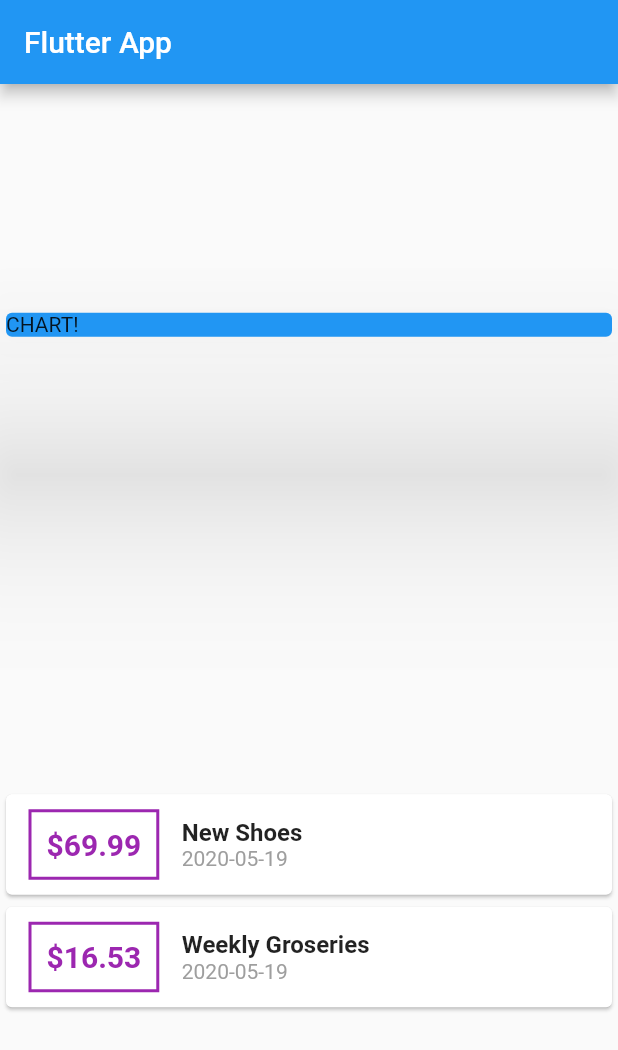
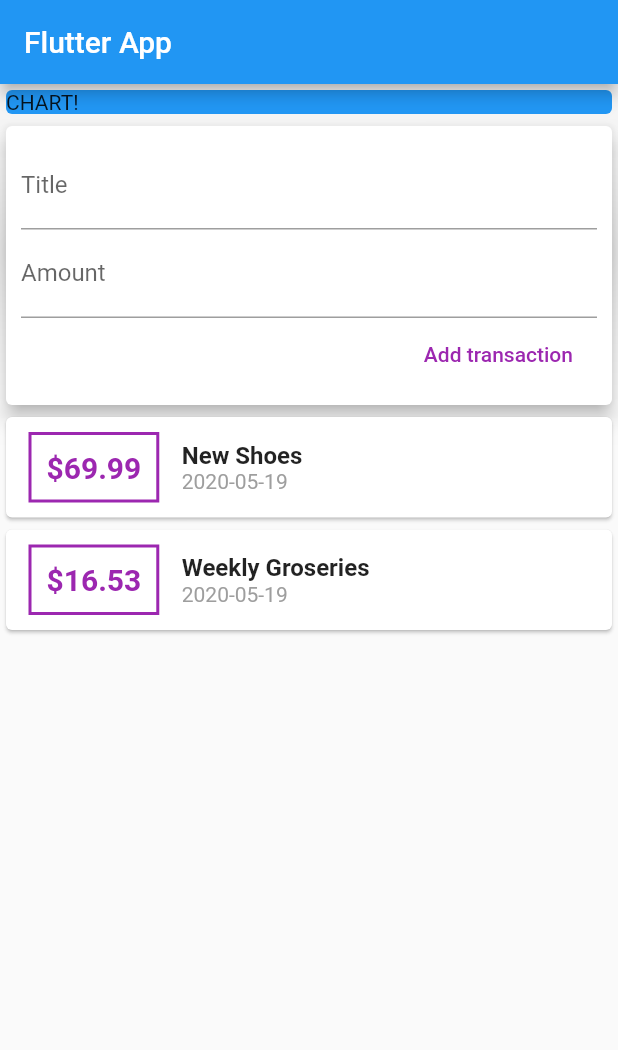
Before and after one commit to alTach/learn_flutter, a Flutter app: the screen it shows after launch, on a phone screen of 412 x 824 dp. Shown: the top 1050 px of the screen. Run offline on Flutter 3.47's test engine with Material 2 defaults, Android fonts, the phone set to English and light mode, and no system bars.

Commit message:
add filed for create transaction

```diff
--- a/expenses_app/lib/main.dart
+++ b/expenses_app/lib/main.dart
@@ -32,7 +32,7 @@ class MyHomePage extends StatelessWidget {
         title: Text('Flutter App'),
       ),
       body: Column(
-        mainAxisAlignment: MainAxisAlignment.spaceAround,
+//        mainAxisAlignment: MainAxisAlignment.spaceAround,
         crossAxisAlignment: CrossAxisAlignment.center,
         children: <Widget>[
           Container(
@@ -41,6 +41,28 @@ class MyHomePage extends StatelessWidget {
               color: Colors.blue,
               child: Text('CHART!'),
               elevation: 50, // box-shadow
+            ),
+          ),
+          Card(
+            elevation: 5,
+            child: Container(
+              padding: EdgeInsets.all(10),
+              child: Column(
+                crossAxisAlignment: CrossAxisAlignment.end,
+                children: <Widget>[
+                  TextField(
+                    decoration: InputDecoration(labelText: 'Title'),
+                  ),
+                  TextField(
+                    decoration: InputDecoration(labelText: 'Amount'),
+                  ),
+                  FlatButton(
+                    child: Text('Add transaction'),
+                    textColor: Colors.purple,
+                    onPressed: () => {},
+                  )
+                ],
+              ),
             ),
           ),
           Column(
@@ -67,8 +89,15 @@ class MyHomePage extends StatelessWidget {
                           Column(
                             crossAxisAlignment: CrossAxisAlignment.start,
                             children: <Widget>[
-                              Text(tx.title, style: TextStyle(fontSize: 16, fontWeight: FontWeight.bold),),
-                              Text(DateFormat('yyyy-MM-dd').format(tx.date), style: TextStyle(color: Colors.grey),)
+                              Text(
+                                tx.title,
+                                style: TextStyle(
+                                    fontSize: 16, fontWeight: FontWeight.bold),
+                              ),
+                              Text(
+                                DateFormat('yyyy-MM-dd').format(tx.date),
+                                style: TextStyle(color: Colors.grey),
+                              )
                             ],
                           ),
                         ],
```
